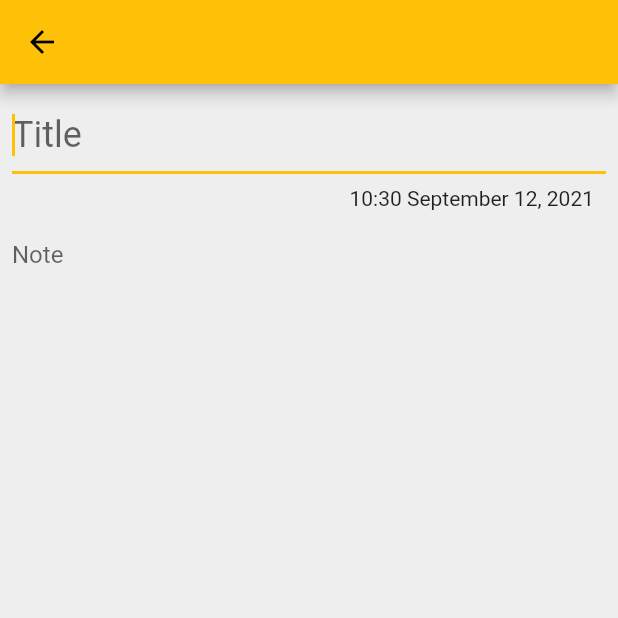
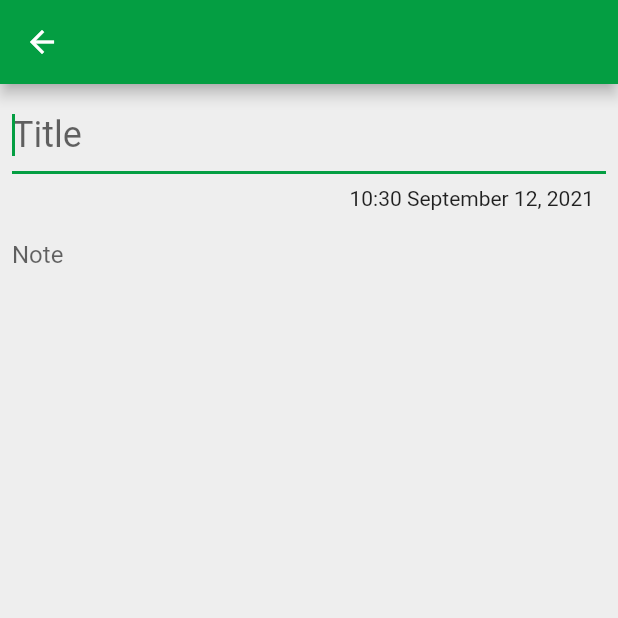
Before and after one commit to xarantolus/notality, a Flutter app: the screen it shows after launch, after a tap on the "add" icon, on a phone screen of 412 x 824 dp, the top half of it. Run offline on Flutter 3.47's test engine with Material 2 defaults, Android fonts, the light colour scheme and no system bars; our stand-ins replace timeago; missing offline and left inert: mutex.

Commit message:
Update theme color and icons

```diff
--- a/lib/main.dart
+++ b/lib/main.dart
@@ -11,6 +11,9 @@ void main() {
 class NotesApp extends StatelessWidget {
   const NotesApp({Key? key}) : super(key: key);
 
+  static const _themeColor = Color.fromRGBO(0x04, 0x9E, 0x42, 1.0);
+  static const _secondaryColor = Color.fromRGBO(0x05, 0xC6, 0x53, 1.0);
+
   @override
   Widget build(BuildContext context) {
     return MaterialApp(
@@ -18,16 +21,16 @@ class NotesApp extends StatelessWidget {
       theme: ThemeData.from(
         colorScheme: const ColorScheme.light().copyWith(
           brightness: Brightness.light,
-          primary: Colors.amber,
-          secondary: Colors.amberAccent,
+          primary: _themeColor,
+          secondary: _secondaryColor,
           surface: Colors.grey[200],
         ),
       ),
       darkTheme: ThemeData.from(
         colorScheme: const ColorScheme.dark().copyWith(
           brightness: Brightness.dark,
-          primary: Colors.amber,
-          secondary: Colors.amberAccent,
+          primary: _themeColor,
+          secondary: _secondaryColor,
           surface: Colors.grey[900],
         ),
       ),
```
Also changed, not shown: assets/icon/Icon.png, 18 other files.
